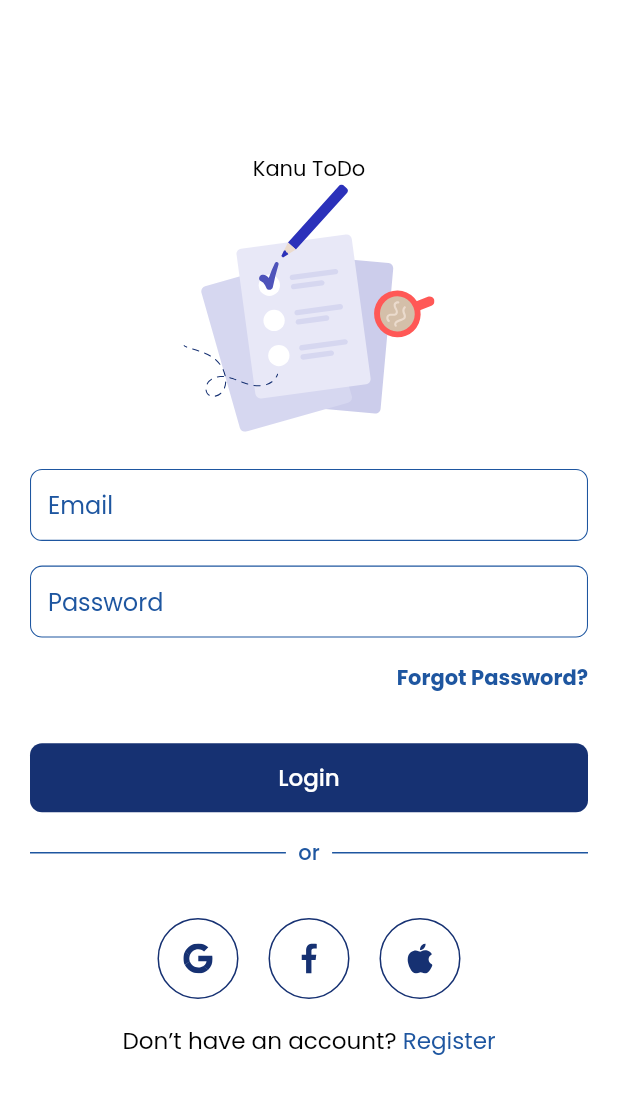
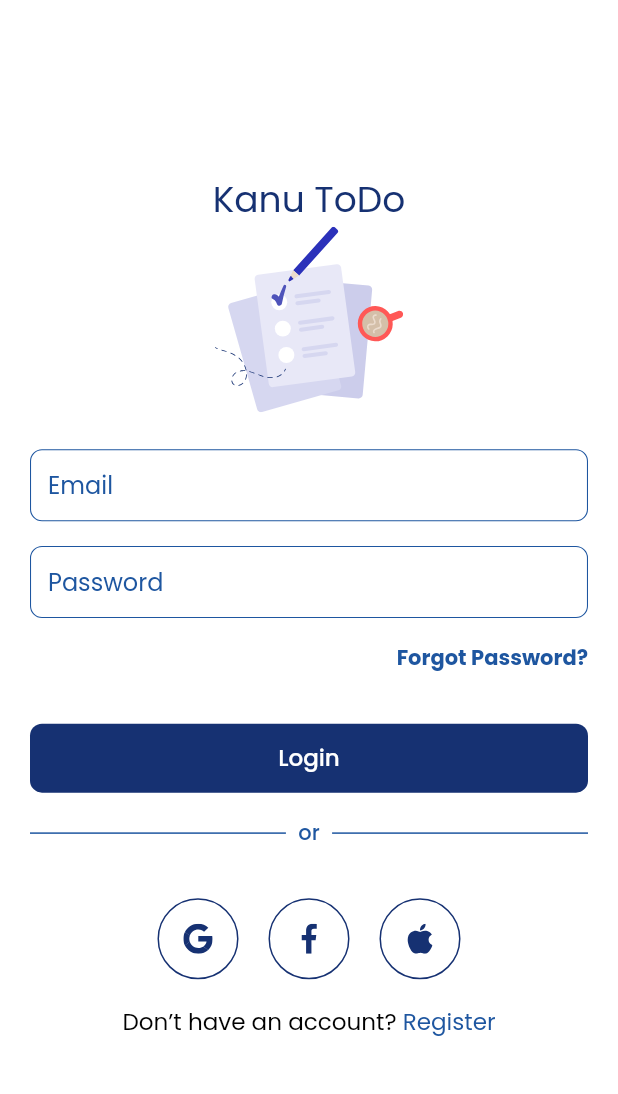
Before and after one commit to renankanu/app_todo, a Flutter app: the screen it shows after launch, on a phone screen of 412 x 824 dp. Shown: the top 1094 px of the screen. Run offline on Flutter 3.47's test engine with Material 2 defaults, Android fonts, the phone set to English and light mode, and no system bars; our stand-ins replace cloud_firestore, firebase_auth, firebase_core, flutter_svg; accounts and stored records are empty.

Commit message:
Feature - set name app from login screen

```diff
--- a/lib/app/screens/login/login_screen.dart
+++ b/lib/app/screens/login/login_screen.dart
@@ -39,10 +39,16 @@ class _LoginScreenState extends State<LoginScreen> {
               child: Column(
                 mainAxisAlignment: MainAxisAlignment.center,
                 children: [
-                  Text("Kanu ToDo"),
+                  const Text(
+                    "Kanu ToDo",
+                    style: TextStyle(
+                      fontSize: 24,
+                      color: kLuckyPoint,
+                    ),
+                  ),
                   SvgPicture.asset(
                     "assets/images/login.svg",
-                    height: size.height * 0.20,
+                    height: size.height * 0.15,
                   ),
                   SizedBox(height: SizeConfig.screenHeight * 0.03),
                   RoundedInputField(
```
